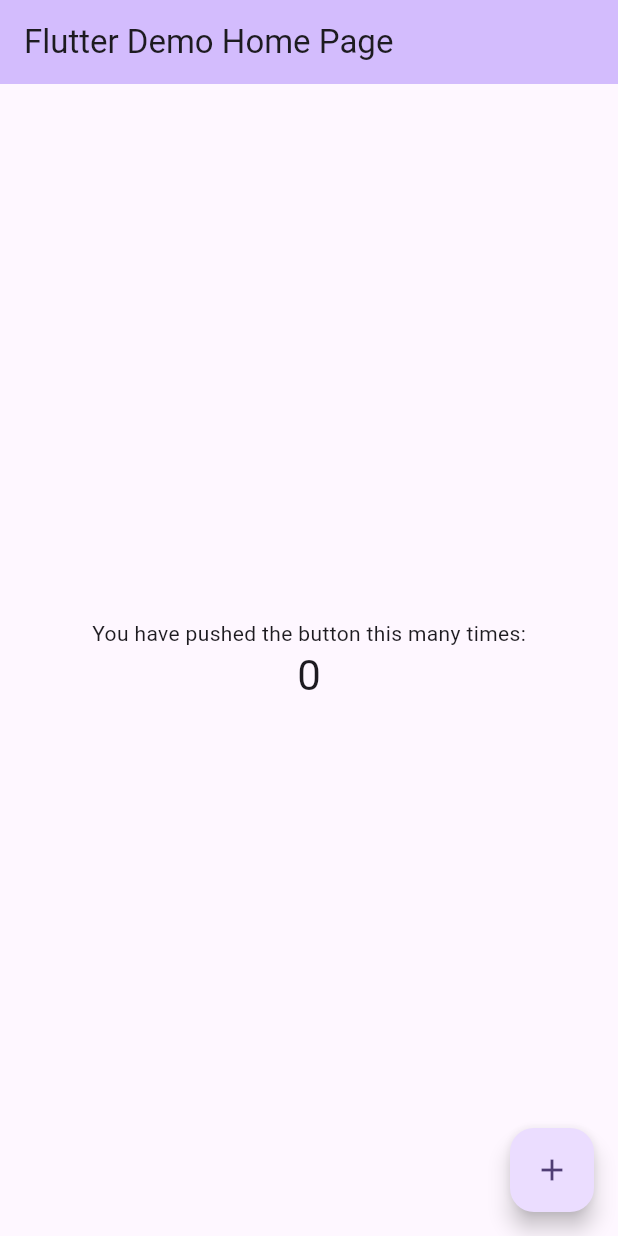
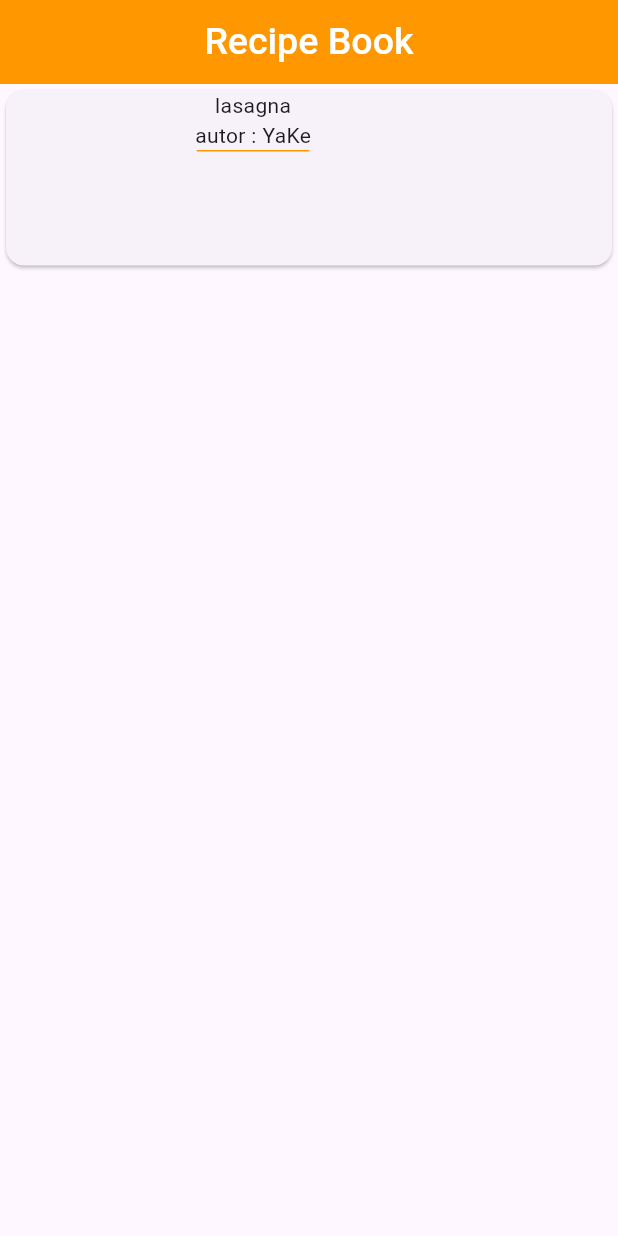
Before and after one commit to YakeCode/flutter, a Flutter app: the screen it shows after launch, on a phone screen of 412 x 824 dp. Run offline on Flutter 3.47's test engine with Material 3 defaults, Android fonts, the phone set to English and light mode, and no system bars.

Commit message:
Entendiendo como funciona Flutter, y contruyendo el proyecto de la clase

```diff
--- a/flutterProyect/flutter_pryect/analysis_options.yaml
+++ b/flutterProyect/flutter_pryect/analysis_options.yaml
@@ -23,6 +23,11 @@ linter:
   rules:
     # avoid_print: false  # Uncomment to disable the `avoid_print` rule
     # prefer_single_quotes: true  # Uncomment to enable the `prefer_single_quotes` rule
+    const_with_non_const: ignore
 
 # Additional information about this file can be found at
 # https://dart.dev/guides/language/analysis-options
+
+analyzer:
+  errors:
+    const_with_non_const: ignore
--- a/flutterProyect/flutter_pryect/lib/main.dart
+++ b/flutterProyect/flutter_pryect/lib/main.dart
@@ -1,125 +1,70 @@
 import 'package:flutter/material.dart';
 
 void main() {
-  runApp(const MyApp());
+  //da inicio a la aplicacion
+  runApp(const MyApp()); // Primera llamada de vista de la aplicacion
 }
 
 class MyApp extends StatelessWidget {
   const MyApp({super.key});
 
-  // This widget is the root of your application.
   @override
   Widget build(BuildContext context) {
     return MaterialApp(
+        debugShowCheckedModeBanner: false,
         title: 'Flutter Demo',
-      theme: ThemeData(
-        // This is the theme of your application.
-        //
-        // TRY THIS: Try running your application with "flutter run". You'll see
-        // the application has a purple toolbar. Then, without quitting the app,
-        // try changing the seedColor in the colorScheme below to Colors.green
-        // and then invoke "hot reload" (save your changes or press the "hot
-        // reload" button in a Flutter-supported IDE, or press "r" if you used
-        // the command line to start the app).
-        //
-        // Notice that the counter didn't reset back to zero; the application
-        // state is not lost during the reload. To reset the state, use hot
-        // restart instead.
-        //
-        // This works for code too, not just values: Most code changes can be
-        // tested with just a hot reload.
-        colorScheme: ColorScheme.fromSeed(seedColor: Colors.deepPurple),
-        useMaterial3: true,
-      ),
-      home: const MyHomePage(title: 'Flutter Demo Home Page'),
-    );
+        home: RecipeBook());
   }
 }
 
-class MyHomePage extends StatefulWidget {
-  const MyHomePage({super.key, required this.title});
+class RecipeBook extends StatelessWidget {
+  const RecipeBook({super.key});
 
-  // This widget is the home page of your application. It is stateful, meaning
-  // that it has a State object (defined below) that contains fields that affect
-  // how it looks.
-
-  // This class is the configuration for the state. It holds the values (in this
-  // case the title) provided by the parent (in this case the App widget) and
-  // used by the build method of the State. Fields in a Widget subclass are
-  // always marked "final".
-
-  final String title;
-
-  @override
-  State<MyHomePage> createState() => _MyHomePageState();
-}
-
-class _MyHomePageState extends State<MyHomePage> {
-  int _counter = 0;
-
-  void _incrementCounter() {
-    setState(() {
-      // This call to setState tells the Flutter framework that something has
-      // changed in this State, which causes it to rerun the build method below
-      // so that the display can reflect the updated values. If we changed
-      // _counter without calling setState(), then the build method would not be
-      // called again, and so nothing would appear to happen.
-      _counter++;
-    });
-  }
-
-  @override
+  @override // constructor de la vista
   Widget build(BuildContext context) {
-    // This method is rerun every time setState is called, for instance as done
-    // by the _incrementCounter method above.
-    //
-    // The Flutter framework has been optimized to make rerunning build methods
-    // fast, so that you can just rebuild anything that needs updating rather
-    // than having to individually change instances of widgets.
     return Scaffold(
         appBar: AppBar(
-        // TRY THIS: Try changing the color here to a specific color (to
-        // Colors.amber, perhaps?) and trigger a hot reload to see the AppBar
-        // change color while the other colors stay the same.
-        backgroundColor: Theme.of(context).colorScheme.inversePrimary,
-        // Here we take the value from the MyHomePage object that was created by
-        // the App.build method, and use it to set our appbar title.
-        title: Text(widget.title),
+          backgroundColor: Colors.orange,
+          centerTitle: true,
+          title: const Text(
+            'Recipe Book',
+            style: TextStyle(
+                color: Colors.white,
+                fontFamily: 'roboto',
+                fontSize: 25.0,
+                fontWeight: FontWeight.w500),
           ),
-      body: Center(
-        // Center is a layout widget. It takes a single child and positions it
-        // in the middle of the parent.
-        child: Column(
-          // Column is also a layout widget. It takes a list of children and
-          // arranges them vertically. By default, it sizes itself to fit its
-          // children horizontally, and tries to be as tall as its parent.
-          //
-          // Column has various properties to control how it sizes itself and
-          // how it positions its children. Here we use mainAxisAlignment to
-          // center the children vertically; the main axis here is the vertical
-          // axis because Columns are vertical (the cross axis would be
-          // horizontal).
-          //
-          // TRY THIS: Invoke "debug painting" (choose the "Toggle Debug Paint"
-          // action in the IDE, or press "p" in the console), to see the
-          // wireframe for each widget.
-          mainAxisAlignment: MainAxisAlignment.center,
+        ),
+        // cuerpo de la vista
+        body: Container(
+            width: MediaQuery.of(context).size.width,
+            height: 125,
+            child: Card(
+              child: Row(
                 children: <Widget>[
-            const Text(
-              'You have pushed the button this many times:',
+                  Container(
+                    height: 125,
+                    width: 100,
+                    child: ClipRRect(
+                      //Permite bordes redondeados
+                      borderRadius: BorderRadius.circular(10),
+                      child: Container(),
                     ),
-            Text(
-              '$_counter',
-              style: Theme.of(context).textTheme.headlineMedium,
                   ),
+                  SizedBox(
+                    width: 26,
+                  ),
+                  Column(children: <Widget>[
+                    Text('lasagna'),
+                    Text('autor : YaKe'),
+                    Container(
+                      height: 1,
+                      width: 75,
+                      color: Colors.orange,
+                    )
+                  ])
                 ],
               ),
-      ),
-      floatingActionButton: FloatingActionButton(
-        onPressed: _incrementCounter,
-        tooltip: 'Increment',
-        child: const Icon(Icons.add),
-      ), // This trailing comma makes auto-formatting nicer for build methods.
-    );
+            )));
   }
 }
```
Also changed, not shown: flutterProyect/flutter_pryect/pubspec.yaml (+4 -5 lines), flutterProyect/flutter_pryect/pubspec.lock. Lines whose indentation alone changed are shown as unchanged.
